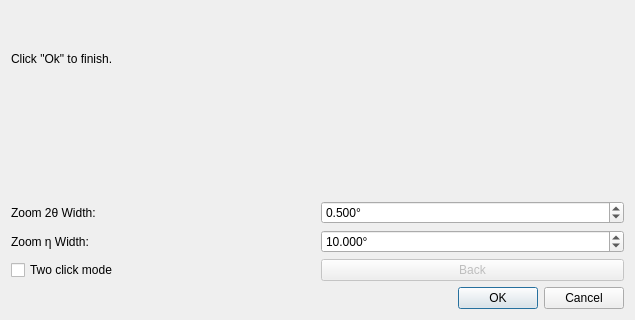
First picture: the form in hexrd/ui/resources/ui/line_picker_dialog.ui, repository HEXRD/hexrdgui, before the edit; both pictures show x 0 to 635 and y 369 to 689 of the 635 by 689 pixel window.
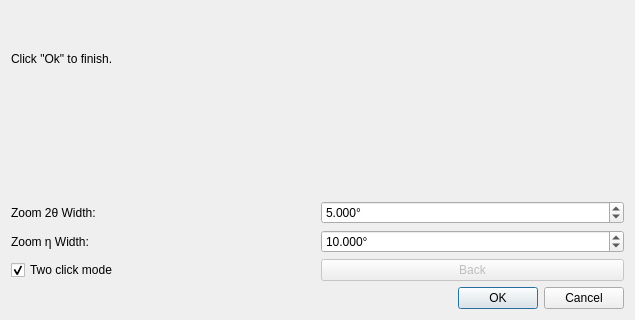
Second picture: the form after the edit.

```diff
--- a/hexrd/ui/resources/ui/line_picker_dialog.ui
+++ b/hexrd/ui/resources/ui/line_picker_dialog.ui
@@ -107,7 +107,7 @@
         <double>0.200000000000000</double>
        </property>
        <property name="value">
-        <double>0.500000000000000</double>
+        <double>5.000000000000000</double>
        </property>
       </widget>
      </item>
@@ -122,6 +122,12 @@
        <property name="text">
         <string>Two click mode</string>
        </property>
+       <property name="checked">
+        <bool>true</bool>
+       </property>
+       <property name="tristate">
+        <bool>false</bool>
+       </property>
       </widget>
      </item>
     </layout>
```
